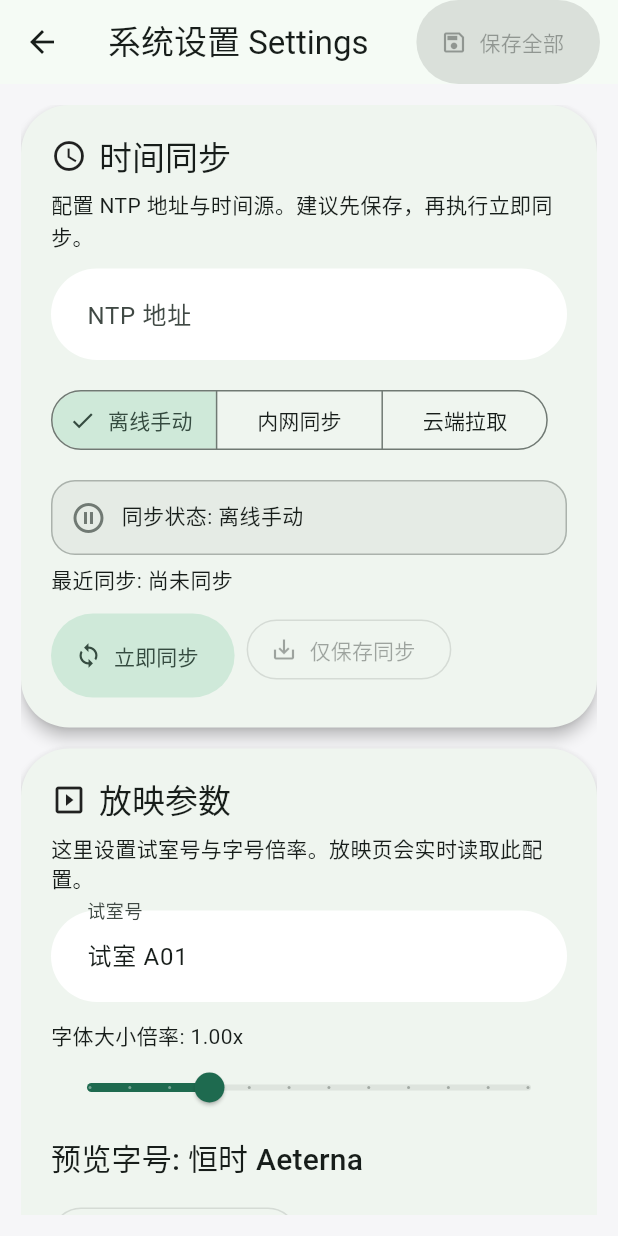
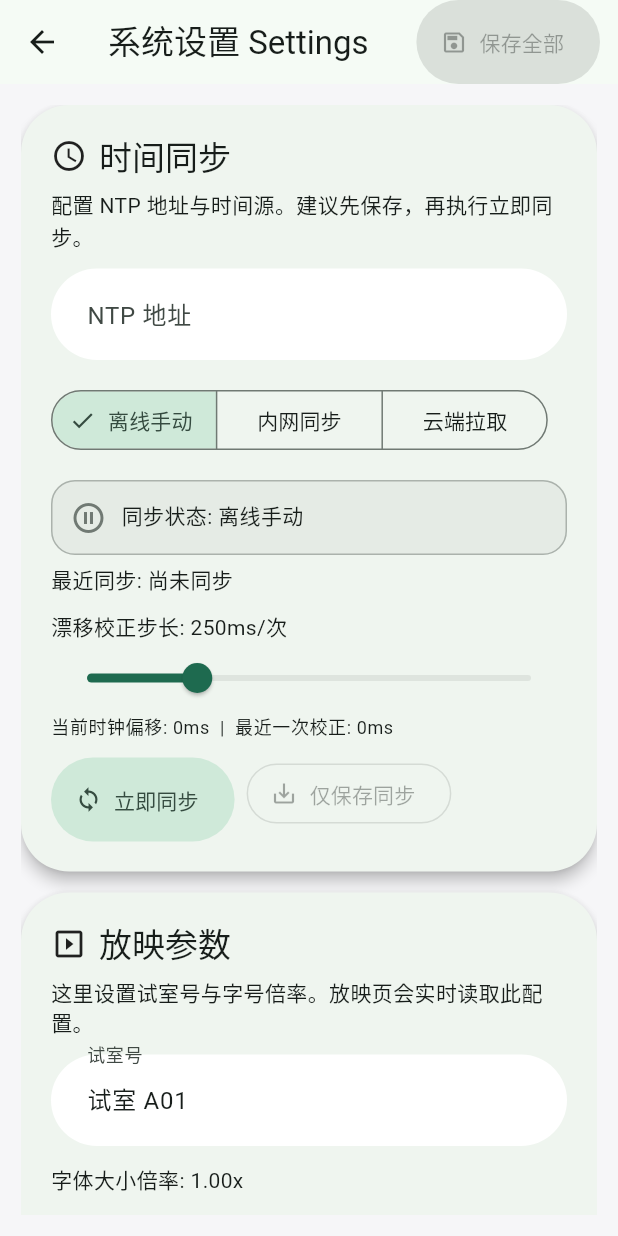
Before and after one commit to ziyi127/Aeterna, a Flutter app: the screen it shows after launch, scrolled down 170 dp, after a tap on "设置 Settings", on a phone screen of 412 x 824 dp. Run offline on Flutter 3.47's test engine with Material 3 defaults, Android fonts, the light colour scheme and no system bars; our stand-ins replace shared_preferences; missing offline and left inert: ntp, window_manager.

Commit message:
feat: add AeternaLogo widget for customizable logo display

```diff
--- a/lib/core/config/config_manager.dart
+++ b/lib/core/config/config_manager.dart
@@ -96,24 +96,28 @@ class DisplaySettings {
     required this.roomLabel,
     this.themeMode = 'system',
     this.themePalette = 'emerald',
+    this.maxDriftStepMs = 250,
   });
 
   final double fontScale;
   final String roomLabel;
   final String themeMode;
   final String themePalette;
+  final int maxDriftStepMs;
 
   DisplaySettings copyWith({
     double? fontScale,
     String? roomLabel,
     String? themeMode,
     String? themePalette,
+    int? maxDriftStepMs,
   }) {
     return DisplaySettings(
       fontScale: fontScale ?? this.fontScale,
       roomLabel: roomLabel ?? this.roomLabel,
       themeMode: themeMode ?? this.themeMode,
       themePalette: themePalette ?? this.themePalette,
+      maxDriftStepMs: maxDriftStepMs ?? this.maxDriftStepMs,
     );
   }
 
@@ -123,6 +127,7 @@ class DisplaySettings {
       'roomLabel': roomLabel,
       'themeMode': themeMode,
       'themePalette': themePalette,
+      'maxDriftStepMs': maxDriftStepMs,
     };
   }
 
@@ -138,6 +143,7 @@ class DisplaySettings {
       themePalette: (json['themePalette'] as String?)?.trim().isNotEmpty == true
           ? (json['themePalette'] as String).trim()
           : 'emerald',
+      maxDriftStepMs: (json['maxDriftStepMs'] as num?)?.toInt() ?? 250,
     );
   }
 }
--- a/lib/core/time/timer_controller.dart
+++ b/lib/core/time/timer_controller.dart
@@ -34,6 +34,8 @@ class TimerController extends ChangeNotifier {
   SyncState _syncState = SyncState.idle;
   String _syncErrorMessage = '';
   DateTime? _lastAutoSyncAttempt;
+  int _maxDriftStepMs = 250;
+  int _lastAppliedDriftMs = 0;
 
   Timer? _ticker;
   bool _syncing = false;
@@ -54,6 +56,9 @@ class TimerController extends ChangeNotifier {
   String get syncErrorMessage => _syncErrorMessage;
   bool get isSyncing => _syncing;
   bool get isRunning => _ticker != null && !_isDisposed;
+  int get maxDriftStepMs => _maxDriftStepMs;
+  int get lastAppliedDriftMs => _lastAppliedDriftMs;
+  int get currentOffsetMs => _offset.inMilliseconds;
 
   void addExam(ExamSlot slot) {
     _exams.add(slot);
@@ -207,6 +212,15 @@ class TimerController extends ChangeNotifier {
     notifyListeners();
   }
 
+  void setMaxDriftStepMs(int value) {
+    final clamped = value.clamp(20, 1000);
+    if (_maxDriftStepMs == clamped) {
+      return;
+    }
+    _maxDriftStepMs = clamped;
+    notifyListeners();
+  }
+
   Future<void> syncNow() async {
     await _syncOffset(manual: true);
   }
@@ -267,6 +281,7 @@ class TimerController extends ChangeNotifier {
       final drift = targetOffset - _offset;
       final limited = _limitDriftStep(drift);
       _offset += limited;
+      _lastAppliedDriftMs = limited.inMilliseconds;
       _lastSyncAt = localNow;
       _syncState = SyncState.success;
       _syncErrorMessage = '';
@@ -293,7 +308,7 @@ class TimerController extends ChangeNotifier {
   Duration _limitDriftStep(Duration drift) {
     final sign = drift.isNegative ? -1 : 1;
     final absMs = drift.inMilliseconds.abs();
-    final step = math.min(absMs, 250);
+    final step = math.min(absMs, _maxDriftStepMs);
     return Duration(milliseconds: sign * step);
   }
 
--- a/lib/features/home/home_launcher_page.dart
+++ b/lib/features/home/home_launcher_page.dart
@@ -1,4 +1,5 @@
 import 'package:aeterna/core/time/timer_controller.dart';
+import 'package:aeterna/shared/widgets/aeterna_logo.dart';
 import 'package:aeterna/shared/widgets/dashboard_tile.dart';
 import 'package:aeterna/shared/widgets/surface_card.dart';
 import 'package:aeterna/theme/design_tokens.dart';
@@ -52,7 +53,6 @@ class HomeLauncherPage extends StatelessWidget {
                         title: '设置 Settings',
                         subtitle: '时间同步与系统参数',
                         icon: Icons.settings_outlined,
-                        trailing: Chip(label: Text(controller.modeLabel)),
                         onTap: () =>
                             Navigator.of(context).pushNamed('/settings'),
                       ),
@@ -82,11 +82,17 @@ class _LauncherHeader extends StatelessWidget {
       return Column(
         crossAxisAlignment: CrossAxisAlignment.start,
         children: [
+          Row(
+            children: [
+              const AeternaLogo(size: 34, strokeWidth: 5),
+              const SizedBox(width: 10),
               Text(
                 '恒时 Aeterna',
                 style: Theme.of(
                   context,
                 ).textTheme.displaySmall?.copyWith(fontWeight: FontWeight.w900),
+              ),
+            ],
           ),
           const SizedBox(height: 14),
           Align(alignment: Alignment.centerLeft, child: _actions()),
@@ -97,11 +103,17 @@ class _LauncherHeader extends StatelessWidget {
     return Row(
       children: [
         Expanded(
-          child: Text(
+          child: Row(
+            children: [
+              const AeternaLogo(size: 38, strokeWidth: 5),
+              const SizedBox(width: 12),
+              Text(
                 '恒时 Aeterna',
                 style: Theme.of(
                   context,
                 ).textTheme.displaySmall?.copyWith(fontWeight: FontWeight.w900),
+              ),
+            ],
           ),
         ),
         _actions(),
@@ -170,10 +182,7 @@ class _AboutTile extends StatelessWidget {
       title: '关于 About',
       subtitle: '查看版本、特性与使用说明',
       icon: Icons.info_outline,
-      trailing: const CircleAvatar(
-        radius: 18,
-        child: Icon(Icons.dashboard_customize_outlined),
-      ),
+      trailing: const AeternaLogo(size: 34, strokeWidth: 4),
       onTap: onTap,
     );
   }
--- a/lib/features/settings/ntp_config_page.dart
+++ b/lib/features/settings/ntp_config_page.dart
@@ -38,9 +38,11 @@ class _NtpConfigPageState extends State<NtpConfigPage> {
   bool _saving = false;
   bool _syncingNow = false;
   bool _themeUpdating = false;
+  int _maxDriftStepMs = 250;
   String _initialNtp = '';
   String _initialRoom = '试室 A01';
   double _initialFontScale = 1.0;
+  int _initialMaxDriftStepMs = 250;
   ThemeMode _themeMode = ThemeMode.system;
   ThemePalette _themePalette = ThemePalette.emerald;
   ThemeMode _initialThemeMode = ThemeMode.system;
@@ -68,6 +70,8 @@ class _NtpConfigPageState extends State<NtpConfigPage> {
     _ntpController.text = TimerScope.of(context).ntpAddress;
     _initialNtp = _ntpController.text;
     _lastModeHint = TimerScope.of(context).mode;
+    _maxDriftStepMs = TimerScope.of(context).maxDriftStepMs;
+    _initialMaxDriftStepMs = _maxDriftStepMs;
     _seededFromState = true;
   }
 
@@ -88,6 +92,8 @@ class _NtpConfigPageState extends State<NtpConfigPage> {
       _fontScale = settings.fontScale;
       _initialRoom = settings.roomLabel;
       _initialFontScale = settings.fontScale;
+      _maxDriftStepMs = settings.maxDriftStepMs;
+      _initialMaxDriftStepMs = settings.maxDriftStepMs;
       _themeMode = _themeModeFromKey(settings.themeMode);
       _themePalette = ThemePaletteLabel.fromKey(settings.themePalette);
       _initialThemeMode = _themeMode;
@@ -131,6 +137,7 @@ class _NtpConfigPageState extends State<NtpConfigPage> {
   bool get _displayDirty {
     return _roomController.text.trim() != _initialRoom ||
         (_fontScale - _initialFontScale).abs() > 0.0001 ||
+        _maxDriftStepMs != _initialMaxDriftStepMs ||
         _themeMode != _initialThemeMode ||
         _themePalette != _initialThemePalette;
   }
@@ -209,6 +216,7 @@ class _NtpConfigPageState extends State<NtpConfigPage> {
         roomLabel: room.isEmpty ? '试室 A01' : room,
         themeMode: _themeModeKey(_themeMode),
         themePalette: _themePalette.key,
+        maxDriftStepMs: _maxDriftStepMs,
       ),
     );
     if (!mounted) {
@@ -217,6 +225,7 @@ class _NtpConfigPageState extends State<NtpConfigPage> {
     setState(() {
       _initialRoom = room.isEmpty ? '试室 A01' : room;
       _initialFontScale = _fontScale;
+      _initialMaxDriftStepMs = _maxDriftStepMs;
       _initialThemeMode = _themeMode;
       _initialThemePalette = _themePalette;
     });
@@ -261,6 +270,7 @@ class _NtpConfigPageState extends State<NtpConfigPage> {
 
   void _saveSyncSettings(TimerController controller) {
     controller.setNtpAddress(_ntpController.text);
+    controller.setMaxDriftStepMs(_maxDriftStepMs);
     _initialNtp = _ntpController.text.trim();
   }
 
@@ -478,6 +488,22 @@ class _NtpConfigPageState extends State<NtpConfigPage> {
                           ? '最近同步: 尚未同步'
                           : '最近同步: ${syncAt.hour.toString().padLeft(2, '0')}:${syncAt.minute.toString().padLeft(2, '0')}:${syncAt.second.toString().padLeft(2, '0')}',
                     ),
+                    const SizedBox(height: 10),
+                    Text('漂移校正步长: ${_maxDriftStepMs}ms/次'),
+                    Slider(
+                      min: 20,
+                      max: 1000,
+                      divisions: 49,
+                      value: _maxDriftStepMs.toDouble(),
+                      label: '${_maxDriftStepMs}ms',
+                      onChanged: (value) {
+                        setState(() => _maxDriftStepMs = value.round());
+                      },
+                    ),
+                    Text(
+                      '当前时钟偏移: ${controller.currentOffsetMs}ms  |  最近一次校正: ${controller.lastAppliedDriftMs}ms',
+                      style: Theme.of(context).textTheme.bodySmall,
+                    ),
                     const SizedBox(height: 12),
                     Wrap(
                       spacing: 8,
--- /dev/null
+++ b/lib/shared/widgets/aeterna_logo.dart
@@ -0,0 +1,59 @@
+import 'package:flutter/material.dart';
+
+class AeternaLogo extends StatelessWidget {
+  const AeternaLogo({
+    super.key,
+    this.size = 56,
+    this.color,
+    this.useSuperellipse = true,
+    this.strokeWidth = 8,
+    this.dotRatio = 0.14,
+    this.dotOffsetRatio = 0.2,
+  });
+
+  final double size;
+  final Color? color;
+  final bool useSuperellipse;
+  final double strokeWidth;
+  final double dotRatio;
+  final double dotOffsetRatio;
+
+  @override
+  Widget build(BuildContext context) {
+    final logoColor = color ?? Theme.of(context).colorScheme.primary;
+    final dotSize = (size * dotRatio).clamp(6.0, size).toDouble();
+    final dotOffset = (size * dotOffsetRatio).clamp(0.0, size).toDouble();
+
+    return SizedBox(
+      width: size,
+      height: size,
+      child: Stack(
+        clipBehavior: Clip.none,
+        children: [
+          Positioned.fill(
+            child: DecoratedBox(
+              decoration: BoxDecoration(
+                shape: useSuperellipse ? BoxShape.rectangle : BoxShape.circle,
+                borderRadius: useSuperellipse
+                    ? BorderRadius.circular(size * 0.34)
+                    : null,
+                border: Border.all(color: logoColor, width: strokeWidth),
+              ),
+            ),
+          ),
+          Positioned(
+            top: dotOffset,
+            right: dotOffset,
+            child: DecoratedBox(
+              decoration: BoxDecoration(
+                color: logoColor,
+                shape: BoxShape.circle,
+              ),
+              child: SizedBox(width: dotSize, height: dotSize),
+            ),
+          ),
+        ],
+      ),
+    );
+  }
+}
--- a/pubspec.yaml
+++ b/pubspec.yaml
@@ -16,7 +16,7 @@ publish_to: 'none' # Remove this line if you wish to publish to pub.dev
 # https://developer.apple.com/library/archive/documentation/General/Reference/InfoPlistKeyReference/Articles/CoreFoundationKeys.html
 # In Windows, build-name is used as the major, minor, and patch parts
 # of the product and file versions while build-number is used as the build suffix.
-version: 1.0.0+1
+version: 1.0.0-test.1+1
 
 environment:
   sdk: ^3.11.0
@@ -60,6 +60,8 @@ flutter:
   # included with your application, so that you can use the icons in
   # the material Icons class.
   uses-material-design: true
+  assets:
+    - assets/icons/aeterna_logo.png
 
   # To add assets to your application, add an assets section, like this:
   # assets:
```
Also changed, not shown: lib/features/home/about_page.dart (+33 -19 lines), lib/features/monitor/live_monitor_page.dart (+18 -0 lines), assets/icons/aeterna_logo.png (added), 24 other files. Lines whose indentation alone changed are shown as unchanged.
